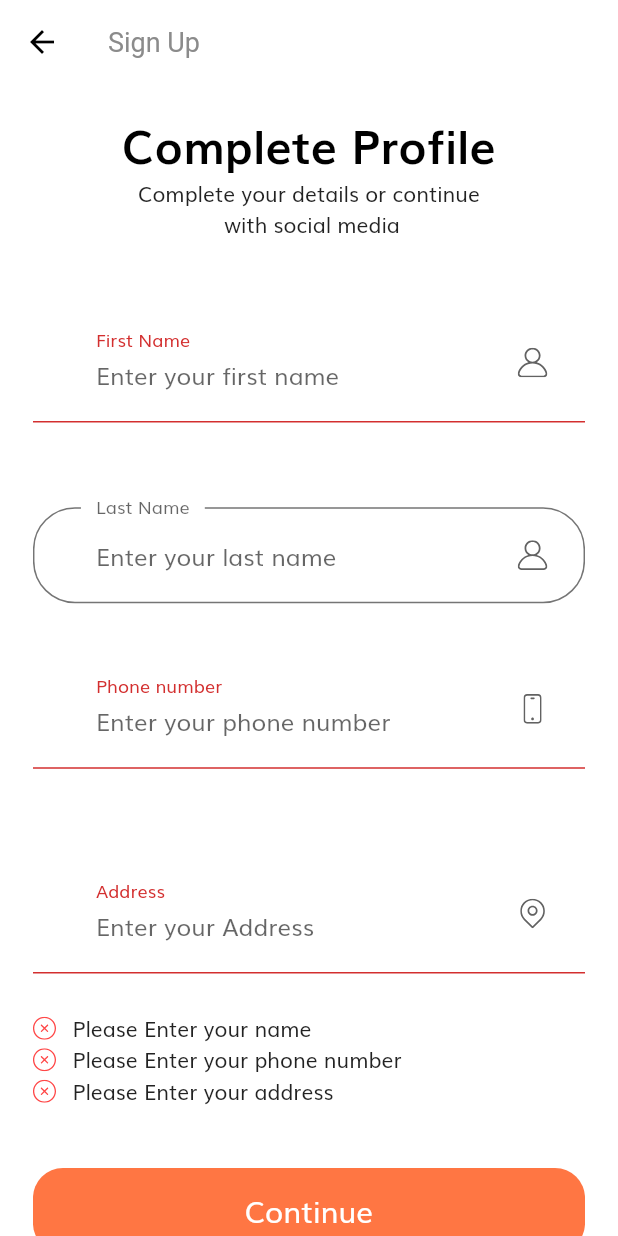
After one commit to MorgueMorg/Tokoto-Flutter-E-Commerce, a Flutter app: the CompleteProfileScreen screen opened by its route, after a tap on "Continue", on a phone screen of 412 x 824 dp. The commit adds this screen. Run offline on Flutter 3.47's test engine with Material 2 defaults, Android fonts, the phone set to English and light mode, and no system bars; our stand-ins replace flutter_svg.

Commit message:
Finished complete profile screen :diving_mask:

```diff
--- a/lib/routes.dart
+++ b/lib/routes.dart
@@ -1,3 +1,4 @@
+import 'package:e_commerce/screens/complete_profile/complete_profile_screen.dart';
 import 'package:e_commerce/screens/forgot_password/forgot_password_screen.dart';
 import 'package:e_commerce/screens/login_success/login_success_screen.dart';
 import 'package:e_commerce/screens/sign_in/sign_in_screen.dart';
@@ -11,4 +12,5 @@ final Map<String, WidgetBuilder> routes = {
   ForgotPasswordScreen.routeName: (context) => ForgotPasswordScreen(),
   LoginSuccessScreen.routeName: (context) => LoginSuccessScreen(),
   SignUpScreen.routeName: (context) => SignUpScreen(),
+  CompleteProfileScreen.routeName: (context) => CompleteProfileScreen(),
 };
--- /dev/null
+++ b/lib/screens/complete_profile/complete_profile_screen.dart
@@ -0,0 +1,15 @@
+import 'package:e_commerce/screens/complete_profile/components/body.dart';
+import 'package:flutter/material.dart';
+
+class CompleteProfileScreen extends StatelessWidget {
+  static String routeName = "/complete_profile";
+  @override
+  Widget build(BuildContext context) {
+    return Scaffold(
+      appBar: AppBar(
+        title: Text("Sign Up"),
+      ),
+      body: Body(),
+    );
+  }
+}
--- /dev/null
+++ b/lib/screens/complete_profile/components/body.dart
@@ -0,0 +1,44 @@
+import 'package:e_commerce/components/custom_suffix_icon.dart';
+import 'package:e_commerce/components/default_button.dart';
+import 'package:e_commerce/components/form_error.dart';
+import 'package:e_commerce/constants.dart';
+import 'package:e_commerce/screens/complete_profile/components/complete_profile_form.dart';
+import 'package:e_commerce/size_config.dart';
+import 'package:flutter/material.dart';
+
+class Body extends StatelessWidget {
+  const Body({super.key});
+
+  @override
+  Widget build(BuildContext context) {
+    return SizedBox(
+      width: double.infinity,
+      child: Padding(
+        padding:
+            EdgeInsets.symmetric(horizontal: getProportionateScreenWidth(20)),
+        child: SingleChildScrollView(
+          child: Column(
+            children: [
+              SizedBox(height: SizeConfig.screenHeight * 0.02), // 5%
+              Text(
+                "Complete Profile",
+                style: headingStyle,
+              ),
+              Text(
+                "Complete your details or continue\n with social media",
+                textAlign: TextAlign.center,
+              ),
+              SizedBox(height: SizeConfig.screenHeight * 0.05), // 5%
+              CompleteProfileForm(),
+              SizedBox(height: getProportionateScreenHeight(30)),
+              Text(
+                "By continuing your confirm that you agree \nwith our Term and Condition",
+                textAlign: TextAlign.center,
+              ),
+            ],
+          ),
+        ),
+      ),
+    );
+  }
+}
--- /dev/null
+++ b/lib/screens/complete_profile/components/complete_profile_form.dart
@@ -0,0 +1,159 @@
+import 'package:e_commerce/components/custom_suffix_icon.dart';
+import 'package:e_commerce/components/default_button.dart';
+import 'package:e_commerce/components/form_error.dart';
+import 'package:e_commerce/constants.dart';
+import 'package:e_commerce/size_config.dart';
+import 'package:flutter/material.dart';
+
+class CompleteProfileForm extends StatefulWidget {
+  const CompleteProfileForm({super.key});
+
+  @override
+  State<CompleteProfileForm> createState() => _CompleteProfileFormState();
+}
+
+class _CompleteProfileFormState extends State<CompleteProfileForm> {
+  final _formKey = GlobalKey<FormState>();
+  final List<String?> errors = [];
+  String? firstName;
+  String? lastName;
+  String? phoneNumber;
+  String? address;
+
+  void addError({String? error}) {
+    if (!errors.contains(error))
+      setState(() {
+        errors.add(error);
+      });
+  }
+
+  void removeError({String? error}) {
+    if (errors.contains(error))
+      setState(() {
+        errors.remove(error);
+      });
+  }
+
+  @override
+  Widget build(BuildContext context) {
+    return Form(
+      key: _formKey,
+      child: Column(children: [
+        buildFirstNameFormField(),
+        SizedBox(height: getProportionateScreenHeight(30)),
+        buildLastNameFormField(),
+        SizedBox(height: getProportionateScreenHeight(30)),
+        buildPhoneNumberFormField(),
+        SizedBox(height: getProportionateScreenHeight(30)),
+        buildAddressFormField(),
+        FormError(errors: errors),
+        SizedBox(height: getProportionateScreenHeight(40)),
+        DefaultButton(
+          text: "Continue",
+          press: () {
+            if (_formKey.currentState!.validate()) {
+              // Go to OTP screen
+            }
+          },
+        )
+      ]),
+    );
+  }
+
+  TextFormField buildAddressFormField() {
+    return TextFormField(
+      onSaved: (newValue) => address = newValue,
+      onChanged: (value) {
+        if (value.isNotEmpty) {
+          removeError(error: kAddressNullError);
+        }
+        return null;
+      },
+      validator: (value) {
+        if (value!.isEmpty) {
+          addError(error: kAddressNullError);
+          return "";
+        }
+        return null;
+      },
+      decoration: InputDecoration(
+        labelText: "Address",
+        hintText: "Enter your Address",
+        // If  you are using latest version of flutter then lable text and hint text shown like this
+        // if you r using flutter less then 1.20.* then maybe this is not working properly
+        floatingLabelBehavior: FloatingLabelBehavior.always,
+        suffixIcon:
+            CustomSuffixIcon(svgIcon: "assets/icons/Location point.svg"),
+      ),
+    );
+  }
+
+  TextFormField buildPhoneNumberFormField() {
+    return TextFormField(
+      keyboardType: TextInputType.number,
+      onSaved: (newValue) => phoneNumber = newValue,
+      onChanged: (value) {
+        if (value.isNotEmpty) {
+          removeError(error: kPhoneNumberNullError);
+        }
+        return null;
+      },
+      validator: (value) {
+        if (value!.isEmpty) {
+          addError(error: kPhoneNumberNullError);
+          return "";
+        }
+        return null;
+      },
+      decoration: InputDecoration(
+        labelText: "Phone number",
+        hintText: "Enter your phone number",
+        // If  you are using latest version of flutter then lable text and hint text shown like this
+        // if you r using flutter less then 1.20.* then maybe this is not working properly
+        floatingLabelBehavior: FloatingLabelBehavior.always,
+        suffixIcon: CustomSuffixIcon(svgIcon: "assets/icons/Phone.svg"),
+      ),
+    );
+  }
+
+  TextFormField buildLastNameFormField() {
+    return TextFormField(
+      onSaved: (newValue) => lastName = newValue,
+      decoration: InputDecoration(
+        labelText: "Last Name",
+        hintText: "Enter your last name",
+        // If  you are using latest version of flutter then lable text and hint text shown like this
+        // if you r using flutter less then 1.20.* then maybe this is not working properly
+        floatingLabelBehavior: FloatingLabelBehavior.always,
+        suffixIcon: CustomSuffixIcon(svgIcon: "assets/icons/User.svg"),
+      ),
+    );
+  }
+
+  TextFormField buildFirstNameFormField() {
+    return TextFormField(
+      onSaved: (newValue) => firstName = newValue,
+      onChanged: (value) {
+        if (value.isNotEmpty) {
+          removeError(error: kNamelNullError);
+        }
+        return null;
+      },
+      validator: (value) {
+        if (value!.isEmpty) {
+          addError(error: kNamelNullError);
+          return "";
+        }
+        return null;
+      },
+      decoration: InputDecoration(
+        labelText: "First Name",
+        hintText: "Enter your first name",
+        // If  you are using latest version of flutter then lable text and hint text shown like this
+        // if you r using flutter less then 1.20.* then maybe this is not working properly
+        floatingLabelBehavior: FloatingLabelBehavior.always,
+        suffixIcon: CustomSuffixIcon(svgIcon: "assets/icons/User.svg"),
+      ),
+    );
+  }
+}
--- a/lib/screens/sign_up/components/sign_up_form.dart
+++ b/lib/screens/sign_up/components/sign_up_form.dart
@@ -2,6 +2,7 @@ import 'package:e_commerce/components/custom_suffix_icon.dart';
 import 'package:e_commerce/components/default_button.dart';
 import 'package:e_commerce/components/form_error.dart';
 import 'package:e_commerce/constants.dart';
+import 'package:e_commerce/screens/complete_profile/complete_profile_screen.dart';
 import 'package:e_commerce/size_config.dart';
 import 'package:flutter/material.dart';
 
@@ -49,6 +50,7 @@ class _SignUpFormState extends State<SignUpForm> {
             press: () {
               if (_formKey.currentState!.validate()) {
                 // Go to complete profile page
+                Navigator.pushNamed(context, CompleteProfileScreen.routeName);
               }
             },
           ),
```
